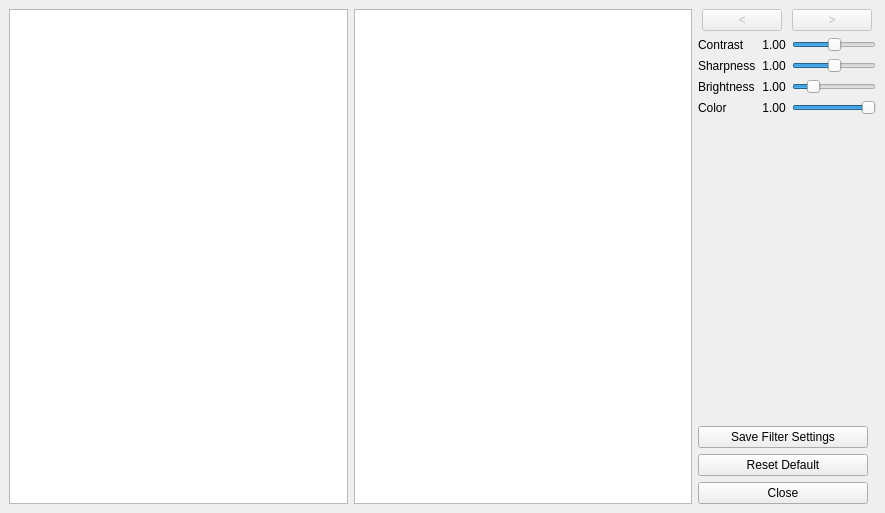
Above: uis/image_filter_window.ui from freedy82/Comic-Toolbox before the change. Below: the same form after it.
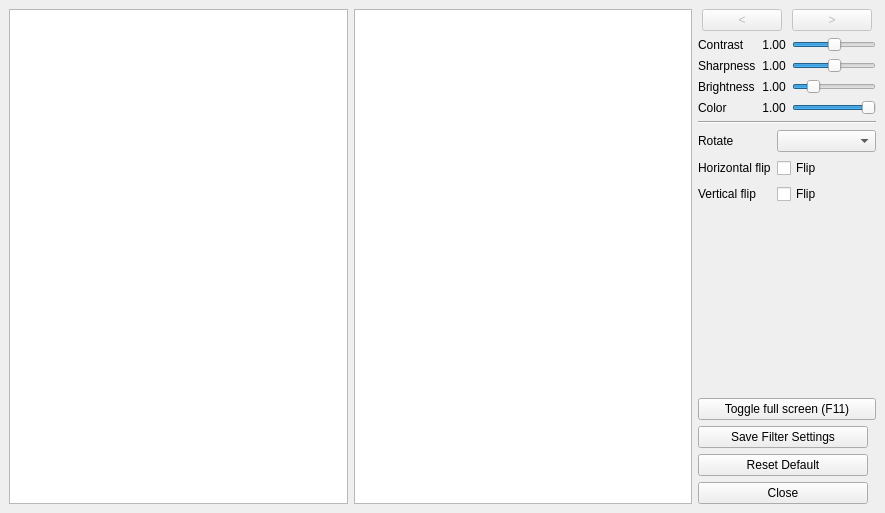
That is the form after the change. Icons and pictures are not drawn.

Patch:
```diff
--- a/uis/image_filter_window.ui
+++ b/uis/image_filter_window.ui
@@ -369,6 +369,55 @@
         </item>
        </layout>
       </item>
+      <item>
+       <widget class="Line" name="line">
+        <property name="orientation">
+         <enum>Qt::Horizontal</enum>
+        </property>
+       </widget>
+      </item>
+      <item>
+       <layout class="QFormLayout" name="layout_rotate">
+        <item row="0" column="0">
+         <widget class="QLabel" name="lbl_rotate">
+          <property name="text">
+           <string>Rotate</string>
+          </property>
+         </widget>
+        </item>
+        <item row="0" column="1">
+         <widget class="QComboBox" name="cbx_rotate"/>
+        </item>
+        <item row="1" column="1">
+         <widget class="QCheckBox" name="chk_horizontal_flip">
+          <property name="text">
+           <string>Flip</string>
+          </property>
+         </widget>
+        </item>
+        <item row="2" column="1">
+         <widget class="QCheckBox" name="chk_vertical_flip">
+          <property name="text">
+           <string>Flip</string>
+          </property>
+         </widget>
+        </item>
+        <item row="1" column="0">
+         <widget class="QLabel" name="lbl_horizontal_flip">
+          <property name="text">
+           <string>Horizontal flip</string>
+          </property>
+         </widget>
+        </item>
+        <item row="2" column="0">
+         <widget class="QLabel" name="lbl_vertical_flip">
+          <property name="text">
+           <string>Vertical flip</string>
+          </property>
+         </widget>
+        </item>
+       </layout>
+      </item>
       <item>
        <spacer name="spacer_info">
         <property name="orientation">
@@ -385,6 +434,13 @@
         </property>
        </spacer>
       </item>
+      <item>
+       <widget class="QPushButton" name="btn_full_screen">
+        <property name="text">
+         <string>Toggle full screen (F11)</string>
+        </property>
+       </widget>
+      </item>
       <item>
        <widget class="QPushButton" name="btn_save">
         <property name="sizePolicy">
```
